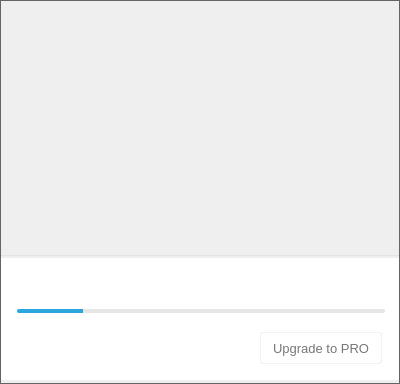
meganz/MEGAsync, file src/MEGASync/gui/win/InfoDialog.ui: the form before one commit.
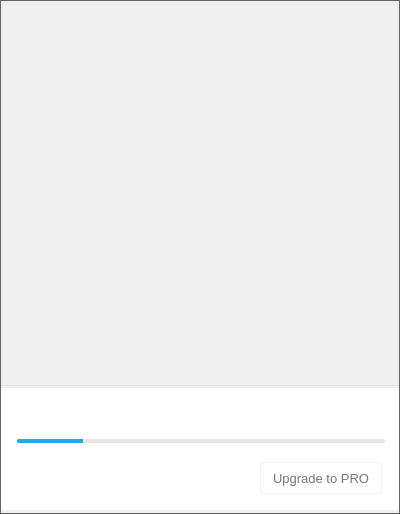
The form after the commit. Icons and pictures are not drawn. Custom widgets are drawn as their Qt base class.

Patch:
```diff
--- a/src/MEGASync/gui/win/InfoDialog.ui
+++ b/src/MEGASync/gui/win/InfoDialog.ui
@@ -7,19 +7,19 @@
     <x>0</x>
     <y>0</y>
     <width>400</width>
-    <height>384</height>
+    <height>514</height>
    </rect>
   </property>
   <property name="minimumSize">
    <size>
     <width>400</width>
-    <height>384</height>
+    <height>514</height>
    </size>
   </property>
   <property name="maximumSize">
    <size>
     <width>404</width>
-    <height>384</height>
+    <height>514</height>
    </size>
   </property>
   <property name="windowTitle">
@@ -280,13 +280,13 @@
      <property name="minimumSize">
       <size>
        <width>0</width>
-       <height>250</height>
+       <height>380</height>
       </size>
      </property>
      <property name="maximumSize">
       <size>
        <width>16777215</width>
-       <height>250</height>
+       <height>380</height>
       </size>
      </property>
      <property name="styleSheet">
@@ -500,13 +500,13 @@
            <property name="minimumSize">
             <size>
              <width>0</width>
-             <height>190</height>
+             <height>320</height>
             </size>
            </property>
            <property name="maximumSize">
             <size>
              <width>16777215</width>
-             <height>190</height>
+             <height>320</height>
             </size>
            </property>
            <property name="styleSheet">
@@ -1024,13 +1024,13 @@
             <property name="minimumSize">
              <size>
               <width>0</width>
-              <height>190</height>
+              <height>320</height>
              </size>
             </property>
             <property name="maximumSize">
              <size>
               <width>16777215</width>
-              <height>190</height>
+              <height>320</height>
              </size>
             </property>
             <layout class="QVBoxLayout" name="verticalLayout_12">
@@ -1038,13 +1038,25 @@
               <number>0</number>
              </property>
              <property name="topMargin">
-              <number>30</number>
+              <number>0</number>
              </property>
              <property name="rightMargin">
               <number>0</number>
              </property>
              <item>
               <widget class="InfoDialogTransfersWidget" name="wListTransfers" native="true">
+               <property name="minimumSize">
+                <size>
+                 <width>0</width>
+                 <height>320</height>
+                </size>
+               </property>
+               <property name="maximumSize">
+                <size>
+                 <width>16777215</width>
+                 <height>320</height>
+                </size>
+               </property>
                <layout class="QVBoxLayout" name="verticalLayout_6">
                 <property name="spacing">
                  <number>0</number>
```
Left out of the diff: 8 changed lines with no effect on the pictures.
